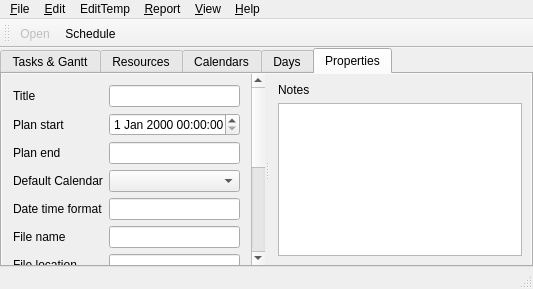
Old version of the form mainwindow.ui in the repository roahanramesh/qplanner.
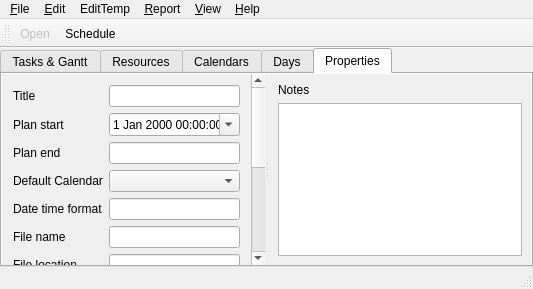
New version of the form. The open tabs and pages were chosen to show the change. Custom widgets are drawn as their Qt base class.

```diff
--- a/mainwindow.ui
+++ b/mainwindow.ui
@@ -166,7 +166,7 @@
              <rect>
               <x>0</x>
               <y>0</y>
-              <width>98</width>
+              <width>223</width>
               <height>359</height>
              </rect>
             </property>
@@ -200,7 +200,11 @@
                 </widget>
                </item>
                <item row="1" column="1">
-                <widget class="QDateTimeEdit" name="planStart"/>
+                <widget class="QDateTimeEdit" name="planStart">
+                 <property name="calendarPopup">
+                  <bool>true</bool>
+                 </property>
+                </widget>
                </item>
                <item row="2" column="0">
                 <widget class="QLabel" name="labelPlanEnd">
```
